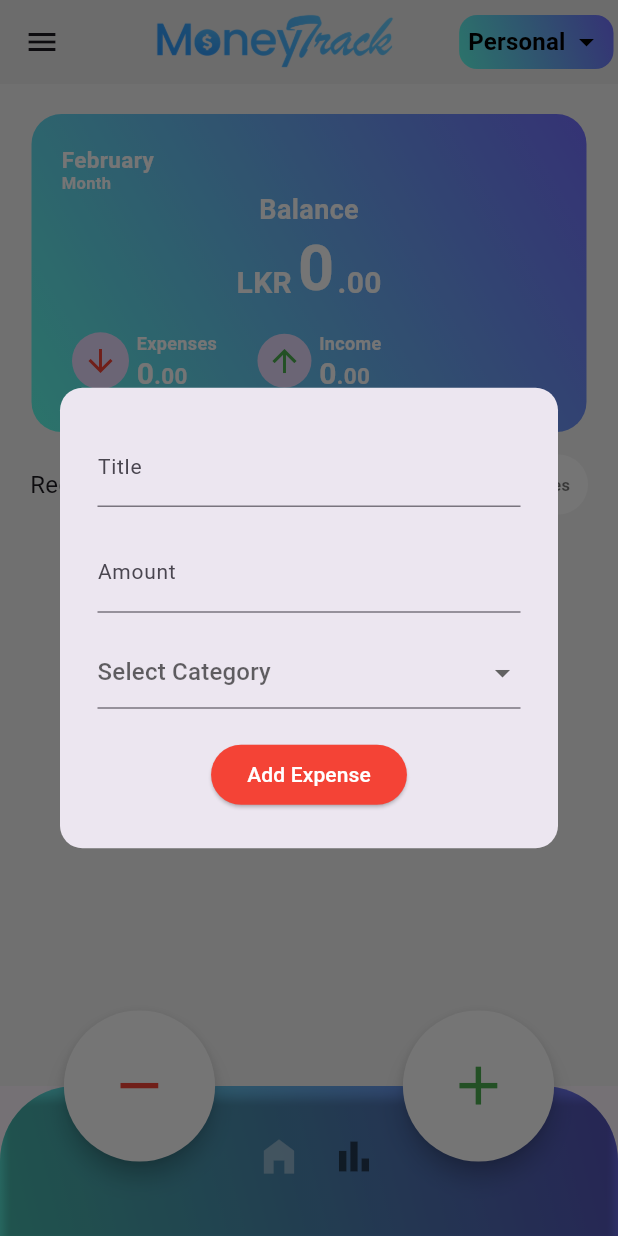
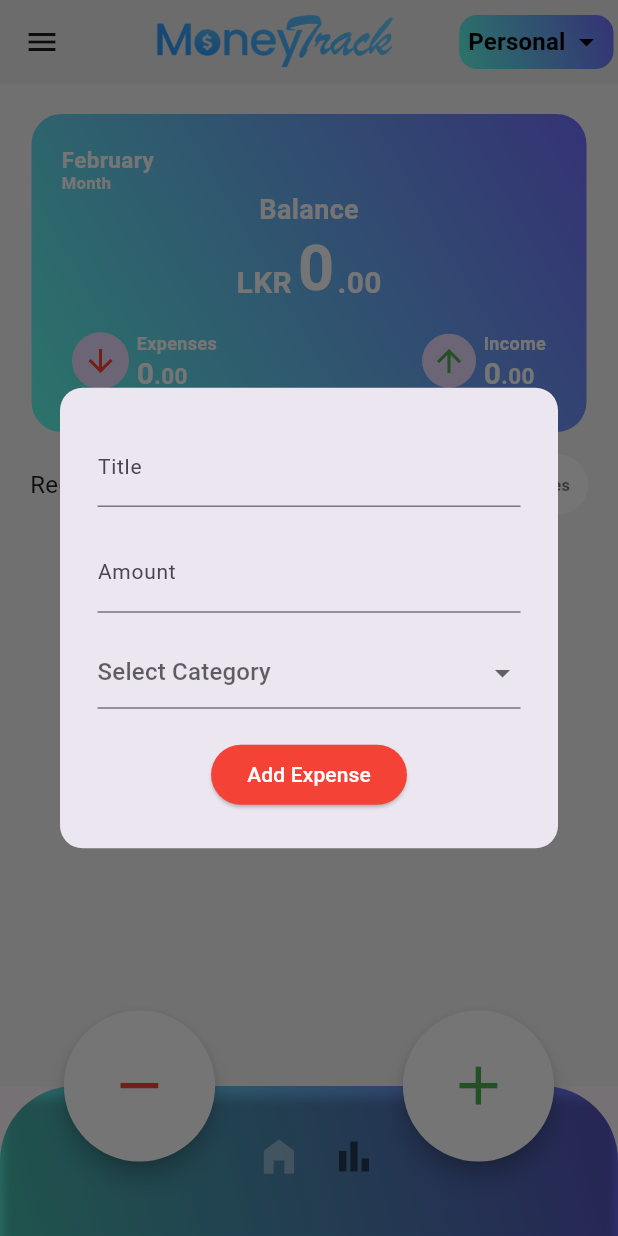
Before and after one commit to minu2003/Dual-Money-Tracker, a Flutter app: the DropdownExample screen opened directly, after a tap on the "remove" icon, on a phone screen of 412 x 824 dp. Run offline on Flutter 3.47's test engine with Material 3 defaults, Android fonts, the phone set to English and light mode, and no system bars; our stand-ins replace cloud_firestore, firebase_auth, firebase_core, fl_chart, google_sign_in; accounts and stored records are empty.

Commit message:
updated expenses category

```diff
--- a/lib/screens/view/home_screen.dart
+++ b/lib/screens/view/home_screen.dart
@@ -208,7 +208,7 @@ class _DropdownExampleState extends State<DropdownExample> {
                             ),
                           ],
                         ),
-                        SizedBox(width: 27,),
+                        Spacer(),
                         Column(
                           children: [
                             CircleAvatar(
--- a/lib/screens/view/income_expense/expense_add.dart
+++ b/lib/screens/view/income_expense/expense_add.dart
@@ -9,7 +9,7 @@ void showAddExpenseDialog (BuildContext context){
   final TextEditingController amountController = TextEditingController();
 
   final List<Map<String, dynamic>> categories = [
-    {"icon": Icons.local_gas_station, "label": "Gass Filling"},
+    {"icon": Icons.local_gas_station, "label": "Gas-Filling"},
     {"icon": Icons.directions_car, "label": "Car"},
     {"icon": Icons.shopping_cart, "label": "Grocery"},
     {"icon": Icons.fastfood, "label": "Dine In"},
--- a/lib/screens/view/income_expense/income_expemses.dart
+++ b/lib/screens/view/income_expense/income_expemses.dart
@@ -53,7 +53,7 @@ class _income_expenseState extends State<income_expense> with SingleTickerProvid
   ];
   final List<Map<String, dynamic>> expenses = [
     {"label": "All", "color": Colors.lightBlue, "icon": Icons.wallet},
-    {"label": "Gas Filling", "color": Colors.lightBlue, "icon": Icons.local_gas_station},
+    {"label": "Gas-Filling", "color": Colors.lightBlue, "icon": Icons.local_gas_station},
     {"label": "Car", "color": Colors.lightBlue, "icon": Icons.directions_car},
     {"label": "Grocery", "color": Colors.lightBlue, "icon": Icons.shopping_cart},
     {"label": "Dine In", "color": Colors.lightBlue, "icon": Icons.fastfood},
```
